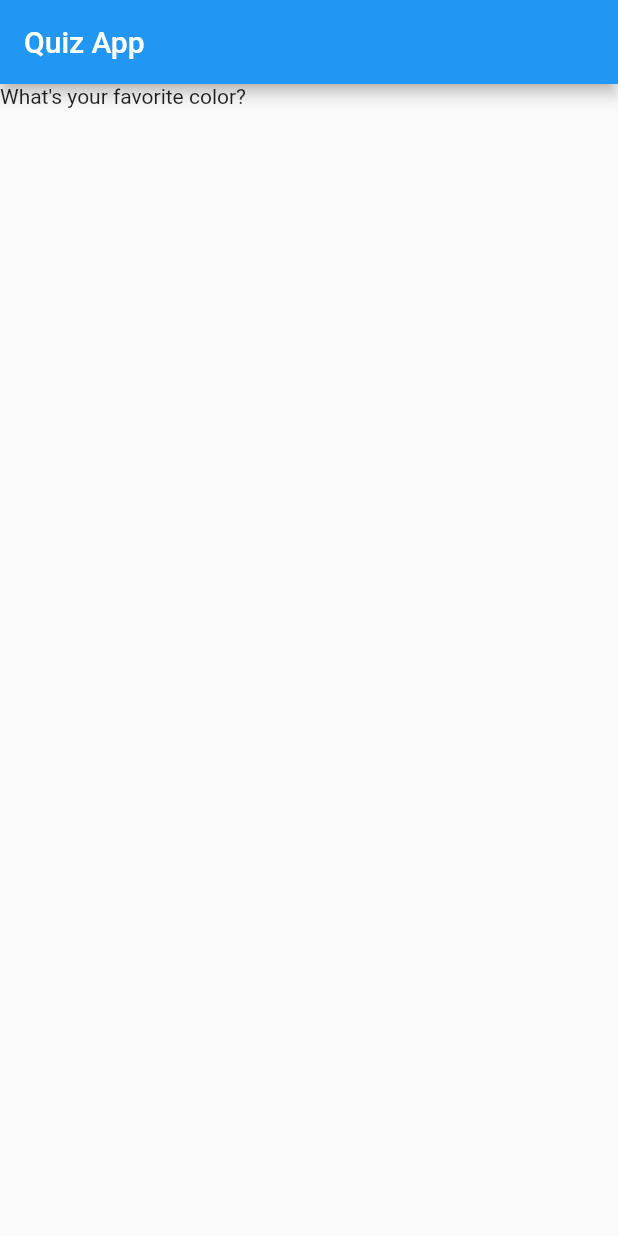
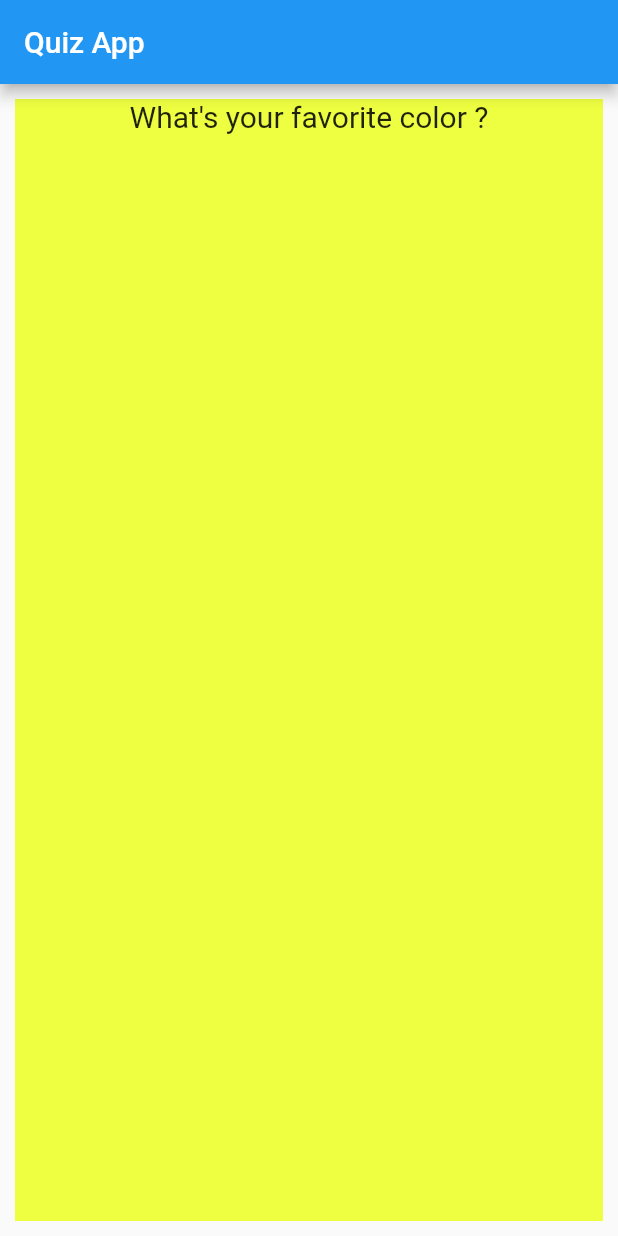
Before and after one commit to Devsaci/quizfulauihapp, a Flutter app: the screen it shows after launch, on a phone screen of 412 x 824 dp. Run offline on Flutter 3.47's test engine with Material 2 defaults, Android fonts, the phone set to English and light mode, and no system bars.

```diff
--- a/lib/main.dart
+++ b/lib/main.dart
@@ -1,10 +1,9 @@
+import 'package:flutter/cupertino.dart';
 import 'package:flutter/material.dart';
 
-main() => runApp(const MyApp());
-
+main() => runApp(MyApp());
 
 class MyApp extends StatefulWidget {
-  const MyApp({Key? key}) : super(key: key);
 
 
   @override
@@ -12,21 +11,32 @@ class MyApp extends StatefulWidget {
 }
 
 class _MyAppState extends State<MyApp> {
+ var question = [
+    'What\'s your favorite color ?',
+    'What\'s your favorite animal ?',
+  ];
   @override
   Widget build(BuildContext context) {
-    return  MaterialApp(
-      home:Scaffold(
+    return MaterialApp(
+      home: Scaffold(
         appBar: AppBar(
-          title:  Text("Quiz App"),
+          title: Text("Quiz App"),
         ),
         body: Container(
+          margin: EdgeInsets.all(10),
+          color: Colors.limeAccent,
+          width: double.infinity,
           child: Column(
-            children:  const <Widget>[
-              Text('What\'s your favorite color?')
+            children: <Widget>[
+              Text(
+                question[0],
+                // 'What\'s your favorite color ?',
+                style: TextStyle(fontSize: 20),
+                textAlign: TextAlign.center,
+              )
             ],
           ),
         ),
-
       ),
     );
   }
--- a/pubspec.yaml
+++ b/pubspec.yaml
@@ -18,7 +18,7 @@ publish_to: 'none' # Remove this line if you wish to publish to pub.dev
 version: 1.0.0+1
 
 environment:
-  sdk: ">=2.12.0 <3.0.0"
+  sdk: ">=2.7.0 <3.0.0"
 
 # Dependencies specify other packages that your package needs in order to work.
 # To automatically upgrade your package dependencies to the latest versions
```
